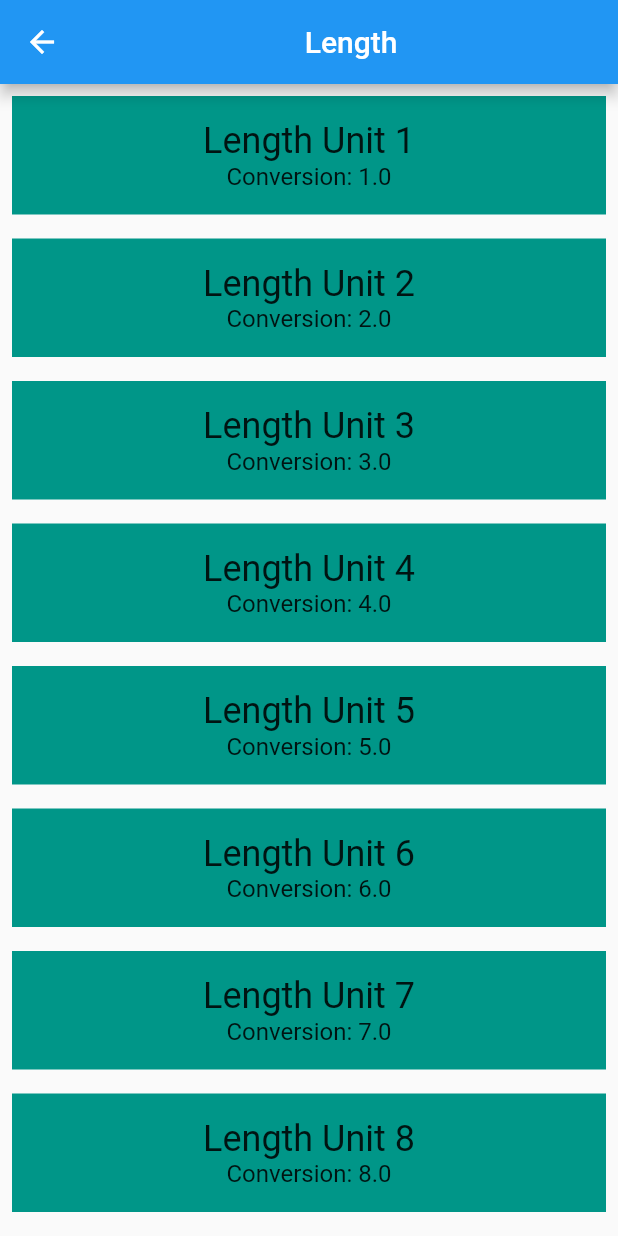
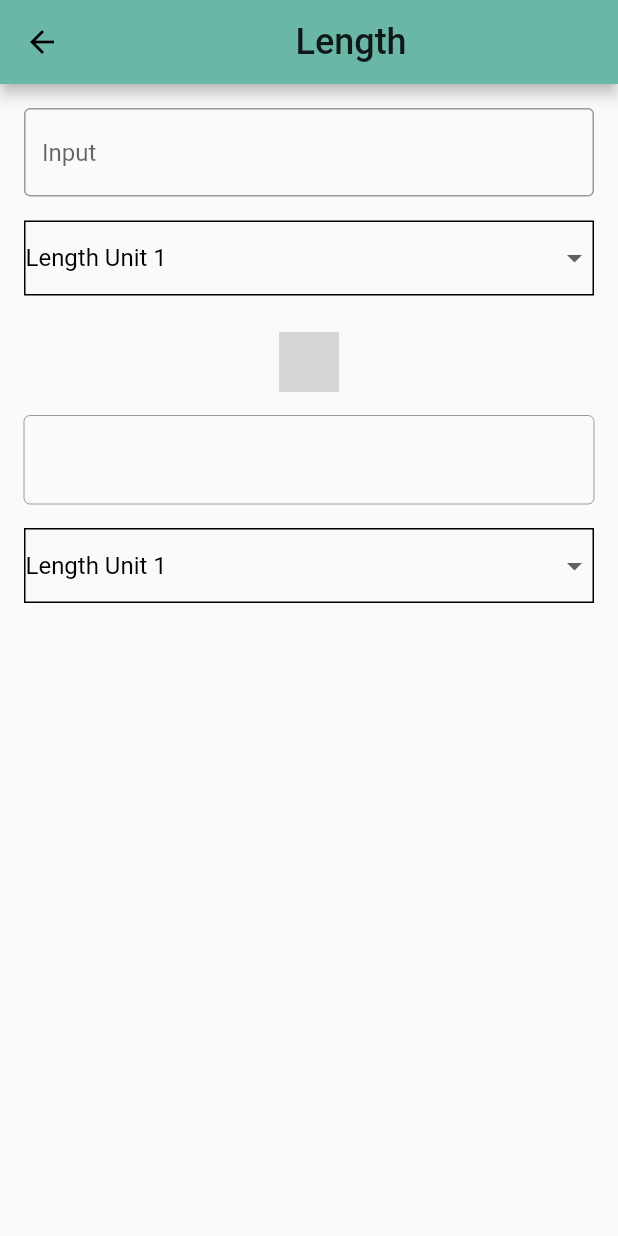
Before and after one commit to elnw/AprendiendoFlutter, a Flutter app: the screen it shows after launch, after a tap on "Length", on a phone screen of 412 x 824 dp. Run offline on Flutter 3.47's test engine with Material 2 defaults, Android fonts, the phone set to English and light mode, and no system bars; grey boxes are pictures that could not be loaded.

Commit message:
finalizacion de tarea 6

```diff
--- a/unit_converter/lib/category.dart
+++ b/unit_converter/lib/category.dart
@@ -56,8 +56,8 @@ class Category extends StatelessWidget {
         height: _rowHeight,
         child: InkWell(
           borderRadius: _borderRadius,
-          highlightColor: color,
-          splashColor: color,
+          highlightColor: color['highlight'],
+          splashColor: color['splash'],
           // We can use either the () => function() or the () { function(); }
           // syntax.
           onTap: () {
--- a/unit_converter/lib/converter_route.dart
+++ b/unit_converter/lib/converter_route.dart
@@ -18,6 +18,7 @@ class ConverterRoute extends StatefulWidget {
   final List<Unit> units;
   final Color containerColor;
   final String categoryName;
+  //final ColorSwatch coloresUsar;
 
   /// This [ConverterRoute] requires the color and units to not be null.
   const ConverterRoute({
@@ -32,41 +33,153 @@ class ConverterRoute extends StatefulWidget {
 }
 
 class _ConverterState extends State<ConverterRoute>{
+  bool _validarIngreso = false;
+  String unidadEntrada = '', unidadSalida = '';
+  final RegExp _expresionNumero = new RegExp(r"^(-{0,1})([0-9]*)(\.[0-9]+){0,1}$");
+
+  String _format(double conversion) {
+    var outputNum = conversion.toStringAsPrecision(7);
+    if (outputNum.contains('.') && outputNum.endsWith('0')) {
+      var i = outputNum.length - 1;
+      while (outputNum[i] == '0') {
+        i -= 1;
+      }
+      outputNum = outputNum.substring(0, i + 1);
+    }
+    if (outputNum.endsWith('.')) {
+      return outputNum.substring(0, outputNum.length - 1);
+    }
+    return outputNum;
+  }
+
+  @override
+  void initState() {
+    super.initState();
+    unidadEntrada = widget.units.first.name;
+    unidadSalida = widget.units.first.name;
+  }
+
   @override
   Widget build(BuildContext context) {
-    // Here is just a placeholder for a list of mock units
-
-    final barra = AppBar(
+    print(widget.units.length);
+    final formulario = Column(
+      mainAxisAlignment: MainAxisAlignment.start,
+      children: <Widget>[
+          Padding(
+            padding: EdgeInsets.all(16.0),
+            child: ListView(
+              scrollDirection: Axis.vertical,
+              shrinkWrap: true,
+              children: <Widget>[
+                TextField(
+                  keyboardType: TextInputType.number,
+                  onChanged: (String valorActual){
+                    _validarIngreso = !(_expresionNumero.hasMatch(valorActual)) ;
+                  },
+                  decoration: InputDecoration(
+                      errorText: _validarIngreso ? 'Verifique que el texto ingresado sea valido' : null,
+                      errorStyle: TextStyle(
+                          color: Colors.red
+                      ),
+                      border: OutlineInputBorder(
+                          borderSide: BorderSide(
+                              style: BorderStyle.solid
+                          )
+                      ),
+                      hintText: 'Input'
+                  ),
+                ),
+                Padding(
+                  padding: EdgeInsets.only(bottom: 8.0, top: 16.0),
+                  child: Container(
+                    decoration: BoxDecoration(
+                      border: Border.all()
+                    ),
+                    child: DropdownButtonHideUnderline(
+                      child: DropdownButton<String>(
+                        value: unidadEntrada,
+                        items: widget.units.map((Unit unidad){
+                          return new DropdownMenuItem(
+                            child: Text(unidad.name),
+                            value: unidad.name,);
+                        }
+                        ).toList(),
+                        onChanged: (String value){
+                          setState(() {
+                            unidadEntrada = value;
+                          });
+                        },
+                      ),
+                    )
+                  )
+                ),
+              ],
+            ),
+          ),
+        Image.asset(
+          'assets/Images/baseline_swap_vert_black_18dp.png',
+          width: 40.0,
+          height: 40.0,
+        ),
+        Padding(
+          padding: EdgeInsets.all(16.0),
+          child:  ListView(
+            scrollDirection: Axis.vertical,
+            shrinkWrap: true,
+            children: <Widget>[
+              TextField(
+                enabled: false,
+                decoration: InputDecoration(
+                    border: OutlineInputBorder(
+                        borderSide: BorderSide(
+                            style: BorderStyle.solid
+                        )
+                    )
+                ),
+              ),
+              Padding(
+                padding: EdgeInsets.only(bottom: 8.0, top: 16.0),
+                child: Container(
+                  decoration: BoxDecoration(
+                    border: Border.all(),
+                  ),
+                  child: DropdownButtonHideUnderline(child: DropdownButton<String>(
+                    value: unidadSalida,
+                    items: widget.units.map((Unit unidad){
+                      return new DropdownMenuItem(
+                        child: Text(unidad.name),
+                        value: unidad.name,);
+                    }
+                    ).toList(),
+                    onChanged: (String value){
+                      setState(() {
+                        unidadSalida = value;
+                      });
+                    },
+                  ),
+                  ),
+                )
+              )
+            ],
+          ),
+        )
+      ],
+    );
+    final barraSuperior = AppBar(
       title: Center(
-        child: Text(widget.categoryName),
+        child: Text(
+            widget.categoryName,
+            style: TextStyle(
+              fontSize: 24.0
+            ),),
       ),
+      backgroundColor: widget.containerColor,
     );
 
-    final unitWidgets = widget.units.map((Unit unit) {
-      return Container(
-        margin: EdgeInsets.all(8.0),
-        padding: EdgeInsets.all(16.0),
-        color: widget.containerColor,
-        child: Column(
-          children: <Widget>[
-            Text(
-              unit.name,
-              style: Theme.of(context).textTheme.headline5,
-            ),
-            Text(
-              'Conversion: ${unit.conversion}',
-              style: Theme.of(context).textTheme.subtitle1,
-            ),
-          ],
-        ),
-      );
-    }).toList();
-
     return Scaffold(
-      appBar: barra,
-      body: ListView(
-        children: unitWidgets,
-      ),
+      appBar: barraSuperior,
+      body: formulario,
     );
   }
+
 }
--- a/unit_converter/lib/main.dart
+++ b/unit_converter/lib/main.dart
@@ -15,6 +15,13 @@ class UnitConverterApp extends StatelessWidget {
       routes: {
         '/categories': (context) => CategoryRoute(),
       },
+      theme: ThemeData(
+        textTheme: Theme.of(context).textTheme.apply(
+          bodyColor: Colors.black,
+          displayColor: Colors.grey[600]
+        ),
+        primaryColor: Colors.grey[500]
+      ),
     );
   }
 }
```
Also changed, not shown: unit_converter/lib/category_route.dart (+34 -9 lines), unit_converter/assets/images/baseline_swap_vert_black_18dp.png (added).
